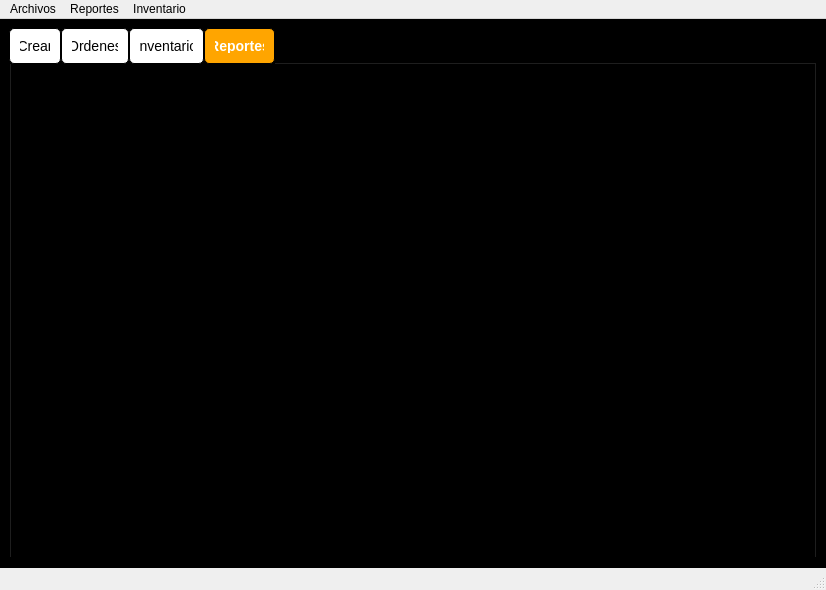
Before: the Qt Designer form ui/start.ui in Wyvern500/SellingSoftwareForMollysCookies, drawn with Qt 5.
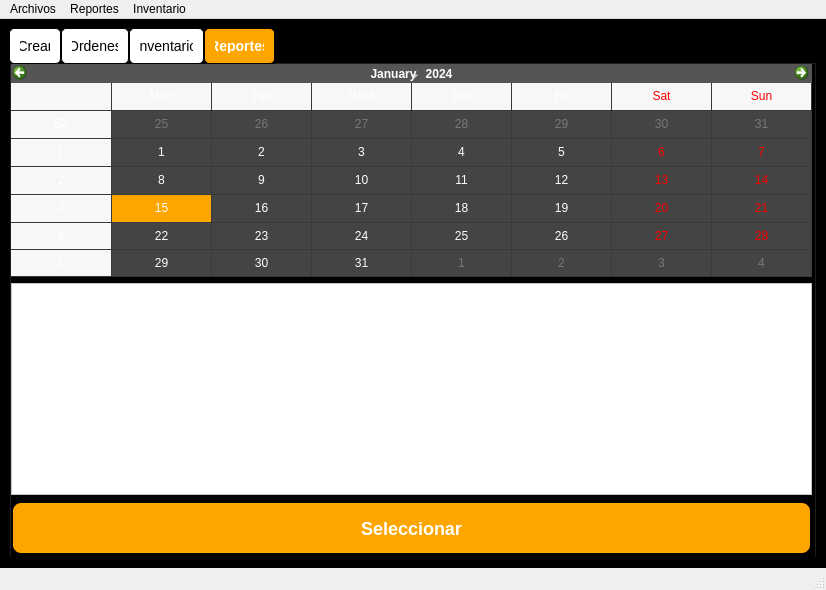
After: the same form once the commit is applied. The open tabs and pages were chosen to show the change.

The edit to the form file:
```diff
--- a/ui/start.ui
+++ b/ui/start.ui
@@ -962,6 +962,104 @@
        <attribute name="title">
         <string>Reportes</string>
        </attribute>
+       <widget class="QWidget" name="gridLayoutWidget">
+        <property name="geometry">
+         <rect>
+          <x>0</x>
+          <y>0</y>
+          <width>801</width>
+          <height>491</height>
+         </rect>
+        </property>
+        <layout class="QGridLayout" name="gridLayout_2">
+         <item row="1" column="0">
+          <widget class="QListView" name="listView_3">
+           <property name="styleSheet">
+            <string notr="true">QListView{
+	background-color: white;
+}</string>
+           </property>
+          </widget>
+         </item>
+         <item row="0" column="0">
+          <widget class="QCalendarWidget" name="calendarWidget">
+           <property name="autoFillBackground">
+            <bool>false</bool>
+           </property>
+           <property name="styleSheet">
+            <string notr="true">QCalendarWidget {
+                background-color: #333333;
+                color: white;
+                font-family: Arial;
+                border-radius: 10px;
+            }
+
+QCalendarWidget QAbstractItemView:enabled {
+                background-color: #444444;
+                color: white;
+                selection-background-color: orange;
+                selection-color: white;
+            }
+            QCalendarWidget QAbstractItemView:disabled {
+                color: #777777;
+            }
+            QCalendarWidget QWidget#qt_calendar_navigationbar {
+                background-color: #555555;
+            }
+            QCalendarWidget QToolButton {
+                color: white;
+                background-color: #555555;
+                border: none;
+            }
+
+ QCalendarWidget QToolButton::hover {
+                background-color: orange;
+                color: black;
+            }
+            QCalendarWidget QToolButton::pressed {
+                background-color: #ff6600;
+                color: white;
+            }
+            QCalendarWidget QToolButton::disabled {
+                background-color: #555555;
+                color: #777777;
+            }</string>
+           </property>
+           <property name="gridVisible">
+            <bool>true</bool>
+           </property>
+          </widget>
+         </item>
+         <item row="2" column="0">
+          <widget class="QPushButton" name="pushButton">
+           <property name="styleSheet">
+            <string notr="true">QPushButton {
+	font-family: Arial;
+	font-size: 18px;
+	font-weight: bold;
+	background-color: orange;
+	color: white;
+	width: 50px;
+    height: 50px;
+    border: 2px solid black;
+    border-radius: 10px;
+	transition: background-color 0.5s, transform 0.5s;
+}
+
+QPushButton:hover {
+	background-color: white;
+	color: black;
+    cursor: pointer;
+}
+</string>
+           </property>
+           <property name="text">
+            <string>Seleccionar</string>
+           </property>
+          </widget>
+         </item>
+        </layout>
+       </widget>
       </widget>
      </widget>
     </item>
```
Left out of the diff: 2 changed lines with no effect on the pictures.
